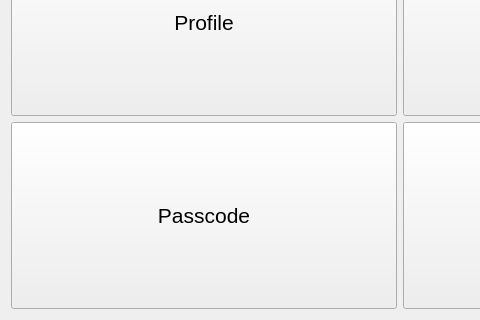
The window that v2.1/qt/accountSetting/accountsetting.ui (twschung/IoT-Smart-Scale) describes before a commit, drawn with Qt 5; both pictures show x 0 to 480 and y 160 to 480 of the 800 by 480 pixel window.
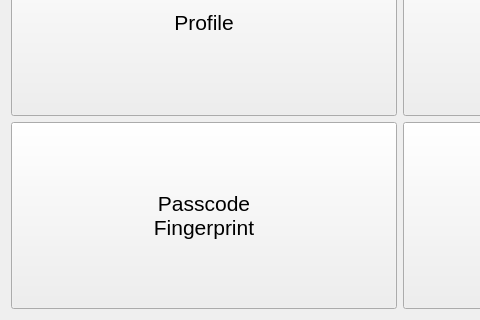
The same window after the commit.

The edit to the form file:
```diff
--- a/v2.1/qt/accountSetting/accountsetting.ui
+++ b/v2.1/qt/accountSetting/accountsetting.ui
@@ -133,7 +133,8 @@
         </font>
        </property>
        <property name="text">
-        <string>Passcode</string>
+        <string>Passcode
+Fingerprint</string>
        </property>
       </widget>
      </item>
```
